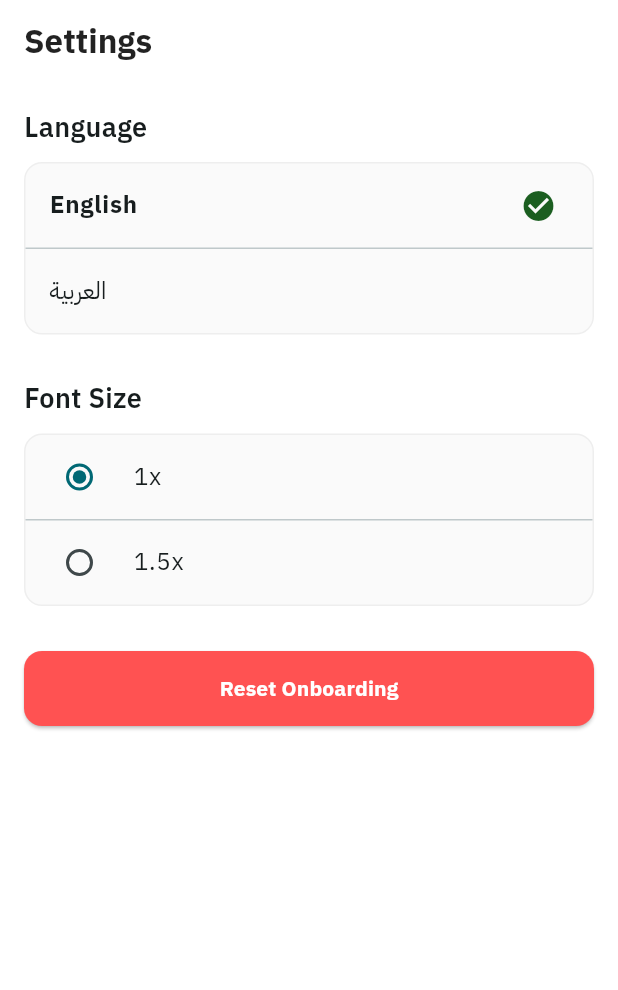
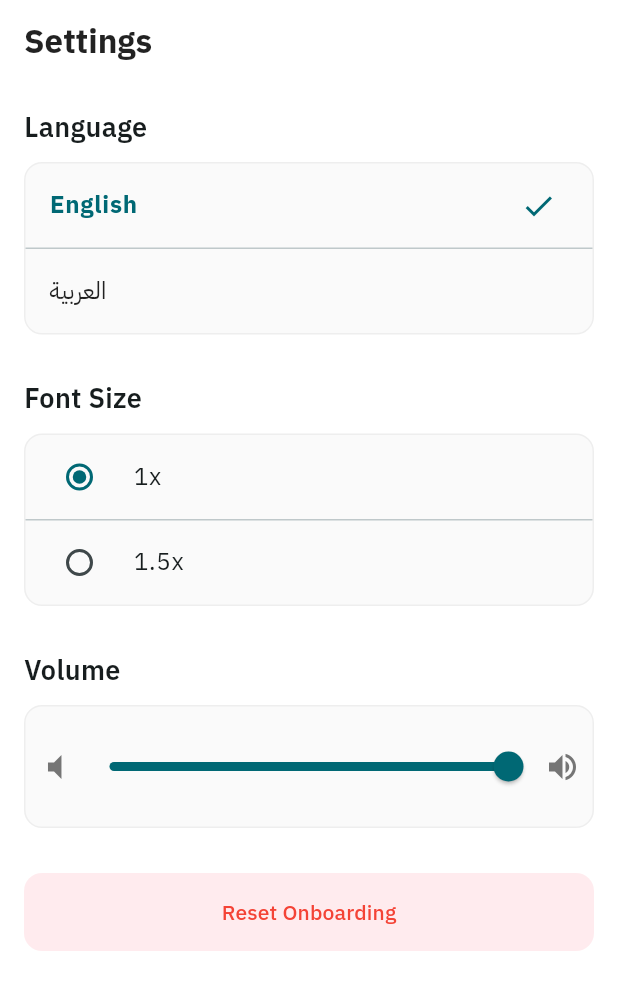
Before and after one commit to ArDapps/Flutter-testing-apk-todos, a Flutter app: the SettingsScreen screen opened directly, on a phone screen of 412 x 824 dp. Shown: the top 990 px of the screen. Run offline on Flutter 3.47's test engine with Material 3 defaults, Android fonts, the phone set to English and light mode, and no system bars; drawn by our look-alikes of calendar_view; our stand-ins replace audioplayers, confetti, flutter_animate, flutter_tts, hijri, shared_preferences; accounts and stored records are empty.

Commit message:
add soiund

```diff
--- a/lib/l10n/app_en.arb
+++ b/lib/l10n/app_en.arb
@@ -41,5 +41,6 @@
   "meals": "Meals",
   "photos": "Photos",
   "lists": "Lists",
-  "sleep": "Sleep"
+  "sleep": "Sleep",
+  "volume": "Volume"
 }
--- a/lib/l10n/app_localizations.dart
+++ b/lib/l10n/app_localizations.dart
@@ -349,6 +349,12 @@ abstract class AppLocalizations {
   /// In en, this message translates to:
   /// **'Sleep'**
   String get sleep;
+
+  /// No description provided for @volume.
+  ///
+  /// In en, this message translates to:
+  /// **'Volume'**
+  String get volume;
 }
 
 class _AppLocalizationsDelegate
--- a/lib/l10n/app_localizations_ar.dart
+++ b/lib/l10n/app_localizations_ar.dart
@@ -133,4 +133,7 @@ class AppLocalizationsAr extends AppLocalizations {
 
   @override
   String get sleep => 'نوم';
+
+  @override
+  String get volume => 'Volume';
 }
--- a/lib/l10n/app_localizations_en.dart
+++ b/lib/l10n/app_localizations_en.dart
@@ -136,4 +136,7 @@ class AppLocalizationsEn extends AppLocalizations {
 
   @override
   String get sleep => 'Sleep';
+
+  @override
+  String get volume => 'Volume';
 }
--- a/lib/main.dart
+++ b/lib/main.dart
@@ -7,6 +7,7 @@ import 'package:todo_app/l10n/app_localizations.dart';
 import 'providers/todo_provider.dart';
 import 'providers/locale_provider.dart';
 import 'providers/font_size_provider.dart';
+import 'providers/sound_provider.dart';
 import 'screens/splash_screen.dart';
 
 void main() {
@@ -26,6 +27,7 @@ class MyApp extends StatelessWidget {
           ChangeNotifierProvider(create: (_) => TodoProvider()),
           ChangeNotifierProvider(create: (_) => LocaleProvider()),
           ChangeNotifierProvider(create: (_) => FontSizeProvider()),
+          ChangeNotifierProvider(create: (_) => SoundProvider()),
         ],
         child: Consumer2<LocaleProvider, FontSizeProvider>(
           builder: (context, localeProvider, fontSizeProvider, child) {
--- /dev/null
+++ b/lib/providers/sound_provider.dart
@@ -0,0 +1,24 @@
+import 'package:flutter/material.dart';
+import '../services/local_storage_service.dart';
+
+class SoundProvider with ChangeNotifier {
+  double _volume = 1.0;
+  final LocalStorageService _storage = LocalStorageService();
+
+  SoundProvider() {
+    _loadVolume();
+  }
+
+  double get volume => _volume;
+
+  Future<void> _loadVolume() async {
+    _volume = await _storage.getVolume();
+    notifyListeners();
+  }
+
+  Future<void> setVolume(double volume) async {
+    _volume = volume;
+    await _storage.saveVolume(volume);
+    notifyListeners();
+  }
+}
--- a/lib/screens/grocery_screen.dart
+++ b/lib/screens/grocery_screen.dart
@@ -7,6 +7,7 @@ import 'package:audioplayers/audioplayers.dart';
 import 'dart:math';
 import '../providers/todo_provider.dart';
 import '../providers/font_size_provider.dart';
+import '../providers/sound_provider.dart';
 
 class GroceryScreen extends StatefulWidget {
   const GroceryScreen({super.key});
@@ -82,11 +83,20 @@ class _GroceryScreenState extends State<GroceryScreen> {
     super.dispose();
   }
 
-  void _onTaskCompleted(bool? isCompleted) {
+  Future<void> _onTaskCompleted(bool? isCompleted) async {
     if (isCompleted == true) {
+      final soundProvider = Provider.of<SoundProvider>(context, listen: false);
+      final volume = soundProvider.volume;
+
       _confettiController.play();
-      _audioPlayer.play(AssetSource('sounds/clapping.mp3'));
-      _flutterTts.speak("Great job!");
+
+      if (volume > 0) {
+        await _audioPlayer.setVolume(volume);
+        await _audioPlayer.play(AssetSource('sounds/clapping.mp3'));
+
+        await _flutterTts.setVolume(volume);
+        await _flutterTts.speak("Great job!");
+      }
     }
   }
 
--- a/lib/screens/settings_screen.dart
+++ b/lib/screens/settings_screen.dart
@@ -1,9 +1,9 @@
-
 import 'package:flutter/material.dart';
 import 'package:provider/provider.dart';
 import 'package:todo_app/l10n/app_localizations.dart';
+import '../providers/font_size_provider.dart';
+import '../providers/sound_provider.dart';
 import '../providers/locale_provider.dart';
-import '../providers/font_size_provider.dart';
 import '../services/local_storage_service.dart';
 
 class SettingsScreen extends StatelessWidget {
@@ -11,12 +11,14 @@ class SettingsScreen extends StatelessWidget {
 
   @override
   Widget build(BuildContext context) {
+    final l10n = AppLocalizations.of(context)!;
+
     return Scaffold(
       backgroundColor: Colors.white,
       appBar: AppBar(
         title: Text(
-          AppLocalizations.of(context)!.settings,
-          style: TextStyle(
+          l10n.settings,
+          style: const TextStyle(
             fontWeight: FontWeight.bold,
             color: Colors.black87,
           ),
@@ -31,8 +33,8 @@ class SettingsScreen extends StatelessWidget {
         padding: const EdgeInsets.all(16),
         children: [
           Text(
-            AppLocalizations.of(context)!.language,
-            style: TextStyle(
+            l10n.language,
+            style: const TextStyle(
               fontSize: 18,
               fontWeight: FontWeight.w600,
             ),
@@ -54,8 +56,8 @@ class SettingsScreen extends StatelessWidget {
           ),
           const SizedBox(height: 30),
           Text(
-            AppLocalizations.of(context)!.fontSize,
-            style: TextStyle(
+            l10n.fontSize,
+            style: const TextStyle(
               fontSize: 18,
               fontWeight: FontWeight.w600,
             ),
@@ -92,34 +94,68 @@ class SettingsScreen extends StatelessWidget {
             ),
           ),
           const SizedBox(height: 30),
+
+          // Volume Control
+          Text(
+            l10n.volume,
+            style: const TextStyle(
+              fontSize: 18,
+              fontWeight: FontWeight.w600,
+            ),
+          ),
+          const SizedBox(height: 10),
+          Container(
+            decoration: BoxDecoration(
+              color: Colors.grey.shade50,
+              borderRadius: BorderRadius.circular(12),
+              border: Border.all(color: Colors.grey.shade200),
+            ),
+            padding: const EdgeInsets.symmetric(vertical: 16, horizontal: 8),
+            child: Consumer<SoundProvider>(
+              builder: (context, soundProvider, child) {
+                return Row(
+                  children: [
+                    Icon(Icons.volume_mute, color: Colors.grey.shade600),
+                    Expanded(
+                      child: Slider(
+                        value: soundProvider.volume,
+                        min: 0,
+                        max: 1,
+                        activeColor: Theme.of(context).primaryColor,
+                        onChanged: (value) {
+                          soundProvider.setVolume(value);
+                        },
+                      ),
+                    ),
+                    Icon(Icons.volume_up, color: Colors.grey.shade600),
+                  ],
+                );
+              },
+            ),
+          ),
+
+          const SizedBox(height: 30),
           ElevatedButton(
             onPressed: () async {
               await LocalStorageService().clearOnboarding();
               if (context.mounted) {
                 ScaffoldMessenger.of(context).showSnackBar(
                   SnackBar(
-                    content: Text(
-                      AppLocalizations.of(context)!.resetOnboardingSuccess,
-                      style: TextStyle(),
-                    ),
+                    content: Text(l10n.resetOnboardingSuccess),
                   ),
                 );
               }
             },
             style: ElevatedButton.styleFrom(
-              backgroundColor: Colors.redAccent,
-              foregroundColor: Colors.white,
-              padding: const EdgeInsets.symmetric(vertical: 15),
+              backgroundColor: Colors.red.shade50,
+              foregroundColor: Colors.red,
+              elevation: 0,
+              padding: const EdgeInsets.symmetric(vertical: 16),
               shape: RoundedRectangleBorder(
                 borderRadius: BorderRadius.circular(12),
               ),
             ),
-            child: Text(
-              AppLocalizations.of(context)!.resetOnboarding,
-              style: TextStyle(
-                fontWeight: FontWeight.bold,
-              ),
-            ),
+            child: Text(l10n.resetOnboarding),
           ),
         ],
       ),
@@ -127,22 +163,25 @@ class SettingsScreen extends StatelessWidget {
   }
 
   Widget _buildLanguageOption(BuildContext context, String title, Locale locale) {
-    final provider = Provider.of<LocaleProvider>(context);
+    return Consumer<LocaleProvider>(
+      builder: (context, provider, child) {
         final isSelected = provider.locale.languageCode == locale.languageCode;
-
         return ListTile(
           title: Text(
             title,
             style: TextStyle(
               fontWeight: isSelected ? FontWeight.bold : FontWeight.normal,
+              color: isSelected ? Theme.of(context).primaryColor : Colors.black87,
             ),
           ),
           trailing: isSelected
-          ? const Icon(Icons.check_circle, color: Color(0xFF1B5E20))
+              ? Icon(Icons.check, color: Theme.of(context).primaryColor)
               : null,
           onTap: () {
             provider.setLocale(locale);
           },
         );
+      },
+    );
   }
 }
--- a/lib/screens/todo_list_screen.dart
+++ b/lib/screens/todo_list_screen.dart
@@ -8,6 +8,7 @@ import 'package:audioplayers/audioplayers.dart';
 import 'dart:math';
 import '../providers/todo_provider.dart';
 import '../providers/font_size_provider.dart';
+import '../providers/sound_provider.dart';
 import '../models/todo.dart';
 
 class TodoListScreen extends StatefulWidget {
@@ -84,12 +85,21 @@ class _TodoListScreenState extends State<TodoListScreen> {
     super.dispose();
   }
 
-  void _onTaskCompleted(bool? isCompleted) {
+  Future<void> _onTaskCompleted(bool? isCompleted) async {
     if (isCompleted == true) {
+      final soundProvider = Provider.of<SoundProvider>(context, listen: false);
+      final volume = soundProvider.volume;
+
       _confettiController.play();
-      _audioPlayer.play(AssetSource('sounds/clapping.mp3'));
-      // SystemSound.play(SystemSoundType.click); // Removed in favor of clapping sound
-      // _flutterTts.speak("Great job!"); // Optional: keep or remove based on preference
+
+      if (volume > 0) {
+        await _audioPlayer.setVolume(volume);
+        await _audioPlayer.play(AssetSource('sounds/clapping.mp3'));
+        // SystemSound.play(SystemSoundType.click); // Removed in favor of clapping sound
+
+        await _flutterTts.setVolume(volume);
+        // _flutterTts.speak("Great job!"); // Optional: keep or remove based on preference
+      }
     }
   }
 
--- a/lib/services/local_storage_service.dart
+++ b/lib/services/local_storage_service.dart
@@ -9,6 +9,7 @@ class LocalStorageService {
   static const String _profilesKey = 'profiles';
   static const String _onboardingKey = 'has_seen_onboarding';
   static const String _fontSizeKey = 'font_size_scale';
+  static const String _volumeKey = 'app_volume';
 
   Future<void> saveTodos(List<Todo> todos) async {
     final prefs = await SharedPreferences.getInstance();
@@ -70,4 +71,14 @@ class LocalStorageService {
     final prefs = await SharedPreferences.getInstance();
     return prefs.getDouble(_fontSizeKey) ?? 1.0;
   }
+
+  Future<void> saveVolume(double volume) async {
+    final prefs = await SharedPreferences.getInstance();
+    await prefs.setDouble(_volumeKey, volume);
+  }
+
+  Future<double> getVolume() async {
+    final prefs = await SharedPreferences.getInstance();
+    return prefs.getDouble(_volumeKey) ?? 1.0;
+  }
 }
--- a/pubspec.yaml
+++ b/pubspec.yaml
@@ -46,6 +46,7 @@ dependencies:
   confetti: ^0.8.0
   flutter_tts: ^4.2.5
   audioplayers: ^6.5.1
+  volume_controller: ^3.4.1
 
 dev_dependencies:
   flutter_test:
```
Also changed, not shown: lib/screens/dashboard_screen.dart (+24 -16 lines), lib/screens/main_screen.dart (+12 -16 lines), lib/widgets/chores_column.dart (+7 -0 lines), lib/widgets/profile_column.dart (+13 -3 lines), pubspec.lock, 6 other files. Lines whose indentation alone changed are shown as unchanged.
